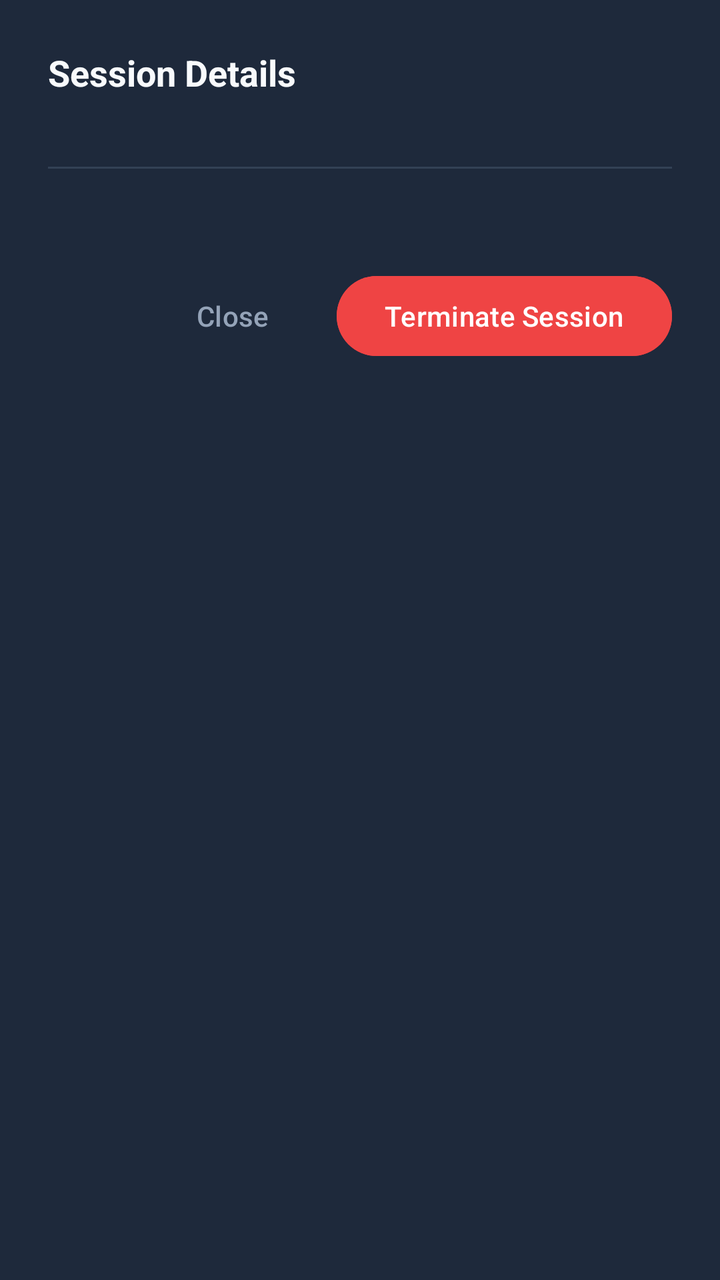
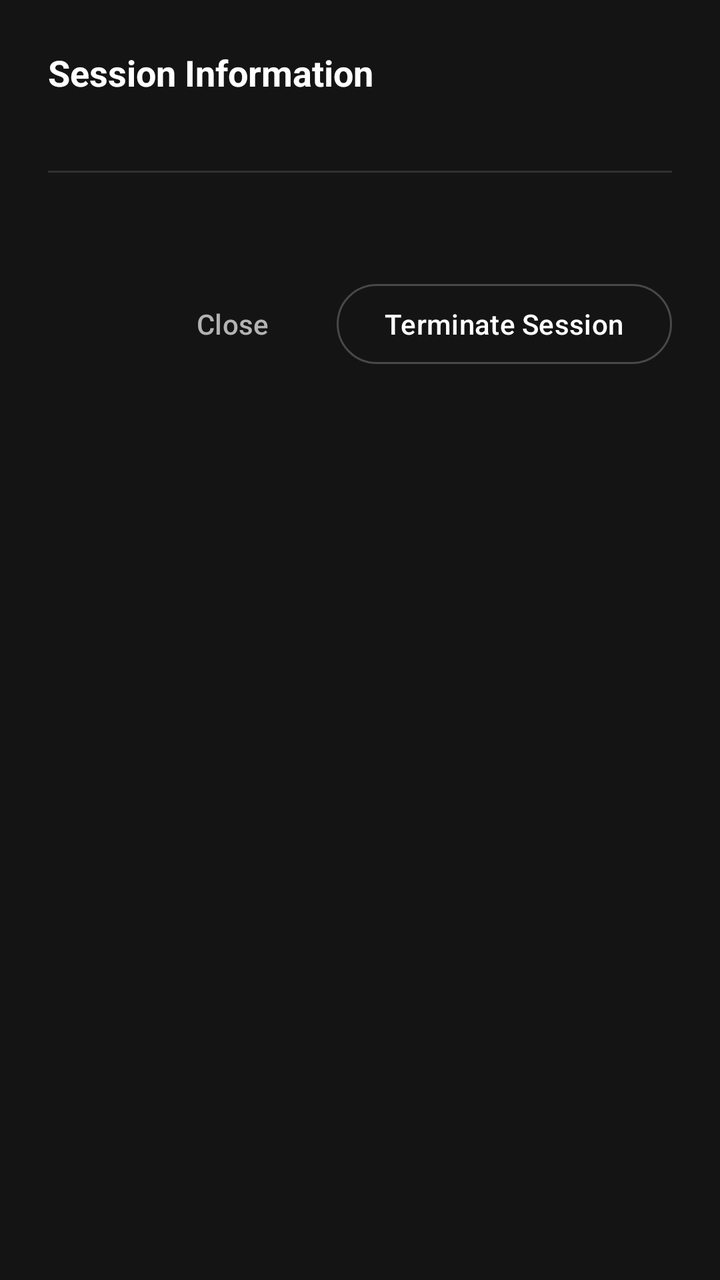

An Android layout rendered at two revisions. The XML below is the earlier revision; the diff shows what the commit changed to produce the second picture.
<!-- AndroidManifest.xml: application theme Theme.TelegramSessionManager -->
<!-- res/layout/dialog_session_details.xml -->
<?xml version="1.0" encoding="utf-8"?>
<LinearLayout xmlns:android="http://schemas.android.com/apk/res/android"
    xmlns:app="http://schemas.android.com/apk/res-auto"
    android:layout_width="match_parent"
    android:layout_height="wrap_content"
    android:background="@color/bg_card"
    android:orientation="vertical"
    android:padding="24dp">

    <TextView
        android:id="@+id/tvDetailTitle"
        android:layout_width="wrap_content"
        android:layout_height="wrap_content"
        android:text="Session Details"
        android:textColor="@color/text_primary"
        android:textSize="18sp"
        android:textStyle="bold" />

    <TextView
        android:id="@+id/tvDetailDeviceModel"
        android:layout_width="wrap_content"
        android:layout_height="wrap_content"
        android:layout_marginTop="4dp"
        android:textColor="@color/tg_blue"
        android:textSize="14sp"
        android:textStyle="bold" />

    <View
        android:layout_width="match_parent"
        android:layout_height="1dp"
        android:layout_marginVertical="12dp"
        android:background="@color/border_dark" />

    <TextView
        android:id="@+id/tvDetailContent"
        android:layout_width="match_parent"
        android:layout_height="wrap_content"
        android:lineSpacingExtra="4dp"
        android:textColor="@color/text_secondary"
        android:textSize="13sp" />

    <LinearLayout
        android:layout_width="match_parent"
        android:layout_height="wrap_content"
        android:layout_marginTop="20dp"
        android:gravity="end"
        android:orientation="horizontal">

        <com.google.android.material.button.MaterialButton
            android:id="@+id/btnDetailClose"
            style="@style/Widget.Material3.Button.TextButton"
            android:layout_width="wrap_content"
            android:layout_height="wrap_content"
            android:text="Close"
            android:textColor="@color/text_secondary" />

        <com.google.android.material.button.MaterialButton
            android:id="@+id/btnDetailTerminate"
            android:layout_width="wrap_content"
            android:layout_height="wrap_content"
            android:layout_marginStart="8dp"
            android:backgroundTint="@color/color_danger"
            android:text="Terminate Session"
            android:textColor="@color/white" />
    </LinearLayout>

</LinearLayout>
<!-- resources referenced by this layout -->
<resources>
  <color name="bg_card">#1E293B</color>
  <color name="border_dark">#334155</color>
  <color name="color_danger">#EF4444</color>
  <color name="text_primary">#F8FAFC</color>
  <color name="text_secondary">#94A3B8</color>
  <color name="tg_blue">#24A1DE</color>
  <color name="white">#FFFFFF</color>
  <style name="Theme.TelegramSessionManager" parent="Theme.Material3.Dark.NoActionBar">
          <item name="colorPrimary">@color/tg_blue</item>
          <item name="colorPrimaryDark">@color/bg_dark</item>
          <item name="colorAccent">@color/tg_blue</item>
          <item name="android:windowBackground">@color/bg_dark</item>
          <item name="android:statusBarColor">@color/bg_dark</item>
          <item name="android:navigationBarColor">@color/bg_dark</item>
          <item name="android:windowLightStatusBar">false</item>
      </style>
  <color name="bg_dark">#0F172A</color>
</resources>

<!-- the commit's change to res/layout/dialog_session_details.xml (unified diff, before → after) -->
@@ -3,7 +3,7 @@
     xmlns:app="http://schemas.android.com/apk/res-auto"
     android:layout_width="match_parent"
     android:layout_height="wrap_content"
-    android:background="@color/bg_card"
+    android:background="@color/glass_surface_dialog"
     android:orientation="vertical"
     android:padding="24dp">
 
@@ -11,8 +11,8 @@
         android:id="@+id/tvDetailTitle"
         android:layout_width="wrap_content"
         android:layout_height="wrap_content"
-        android:text="Session Details"
-        android:textColor="@color/text_primary"
+        android:text="Session Information"
+        android:textColor="@color/white"
         android:textSize="18sp"
         android:textStyle="bold" />
 
@@ -21,22 +21,22 @@
         android:layout_width="wrap_content"
         android:layout_height="wrap_content"
         android:layout_marginTop="4dp"
-        android:textColor="@color/tg_blue"
+        android:textColor="@color/mono_text_secondary"
         android:textSize="14sp"
         android:textStyle="bold" />
 
     <View
         android:layout_width="match_parent"
         android:layout_height="1dp"
-        android:layout_marginVertical="12dp"
-        android:background="@color/border_dark" />
+        android:layout_marginVertical="14dp"
+        android:background="@color/glass_stroke_subtle" />
 
     <TextView
         android:id="@+id/tvDetailContent"
         android:layout_width="match_parent"
         android:layout_height="wrap_content"
-        android:lineSpacingExtra="4dp"
-        android:textColor="@color/text_secondary"
+        android:lineSpacingExtra="5dp"
+        android:textColor="@color/mono_text_secondary"
         android:textSize="13sp" />
 
     <LinearLayout
@@ -52,16 +52,17 @@
             android:layout_width="wrap_content"
             android:layout_height="wrap_content"
             android:text="Close"
-            android:textColor="@color/text_secondary" />
+            android:textColor="@color/mono_text_secondary" />
 
         <com.google.android.material.button.MaterialButton
             android:id="@+id/btnDetailTerminate"
+            style="@style/Widget.Material3.Button.OutlinedButton"
             android:layout_width="wrap_content"
             android:layout_height="wrap_content"
             android:layout_marginStart="8dp"
-            android:backgroundTint="@color/color_danger"
             android:text="Terminate Session"
-            android:textColor="@color/white" />
+            android:textColor="@color/white"
+            app:strokeColor="@color/glass_stroke_medium" />
     </LinearLayout>
 
 </LinearLayout>
<!-- resource entries referenced after the edit -->
@@ -1,21 +1,46 @@
 <!-- resources referenced by this layout -->
 <resources>
-  <color name="bg_card">#1E293B</color>
-  <color name="border_dark">#334155</color>
-  <color name="color_danger">#EF4444</color>
-  <color name="text_primary">#F8FAFC</color>
-  <color name="text_secondary">#94A3B8</color>
-  <color name="tg_blue">#24A1DE</color>
+  <color name="glass_stroke_medium">#38FFFFFF</color>
+  <color name="glass_stroke_subtle">#1FFFFFFF</color>
+  <color name="glass_surface_dialog">#141414</color>
+  <color name="mono_text_secondary">#B3B3B3</color>
   <color name="white">#FFFFFF</color>
   <style name="Theme.TelegramSessionManager" parent="Theme.Material3.Dark.NoActionBar">
-          <item name="colorPrimary">@color/tg_blue</item>
-          <item name="colorPrimaryDark">@color/bg_dark</item>
-          <item name="colorAccent">@color/tg_blue</item>
-          <item name="android:windowBackground">@color/bg_dark</item>
-          <item name="android:statusBarColor">@color/bg_dark</item>
-          <item name="android:navigationBarColor">@color/bg_dark</item>
+          <item name="colorPrimary">@color/white</item>
+          <item name="colorPrimaryDark">@color/glass_bg_black</item>
+          <item name="colorOnPrimary">@color/black</item>
+          <item name="colorAccent">@color/white</item>
+          <item name="android:windowBackground">@color/glass_bg_black</item>
+          <item name="android:statusBarColor">@color/glass_bg_black</item>
+          <item name="android:navigationBarColor">@color/glass_bg_black</item>
           <item name="android:windowLightStatusBar">false</item>
+          <item name="android:textColorPrimary">@color/white</item>
+          <item name="android:textColorSecondary">@color/mono_text_secondary</item>
+          <item name="materialAlertDialogTheme">@style/Theme.TelegramSessionManager.Dialog</item>
+          <item name="bottomSheetDialogTheme">@style/Theme.TelegramSessionManager.BottomSheet</item>
       </style>
-  <color name="bg_dark">#0F172A</color>
+  <color name="glass_bg_black">#000000</color>
+  <color name="black">#000000</color>
+  <style name="Theme.TelegramSessionManager.Dialog" parent="ThemeOverlay.Material3.MaterialAlertDialog">
+          <item name="android:background">@color/glass_surface_dialog</item>
+          <item name="shapeAppearanceOverlay">@style/ShapeAppearance.GlassDialog</item>
+          <item name="colorPrimary">@color/white</item>
+          <item name="colorOnSurface">@color/white</item>
+      </style>
+  <style name="Theme.TelegramSessionManager.BottomSheet" parent="ThemeOverlay.Material3.BottomSheetDialog">
+          <item name="bottomSheetStyle">@style/ModalBottomSheetDialogStyle</item>
+      </style>
+  <style name="ShapeAppearance.GlassDialog" parent="">
+          <item name="cornerSize">20dp</item>
+      </style>
+  <style name="ModalBottomSheetDialogStyle" parent="Widget.Material3.BottomSheet.Modal">
+          <item name="android:background">@color/glass_bg_deep</item>
+          <item name="shapeAppearanceOverlay">@style/ShapeAppearance.GlassBottomSheet</item>
+      </style>
+  <color name="glass_bg_deep">#0D0D0D</color>
+  <style name="ShapeAppearance.GlassBottomSheet" parent="">
+          <item name="cornerSizeTopLeft">24dp</item>
+          <item name="cornerSizeTopRight">24dp</item>
+      </style>
 </resources>
 
